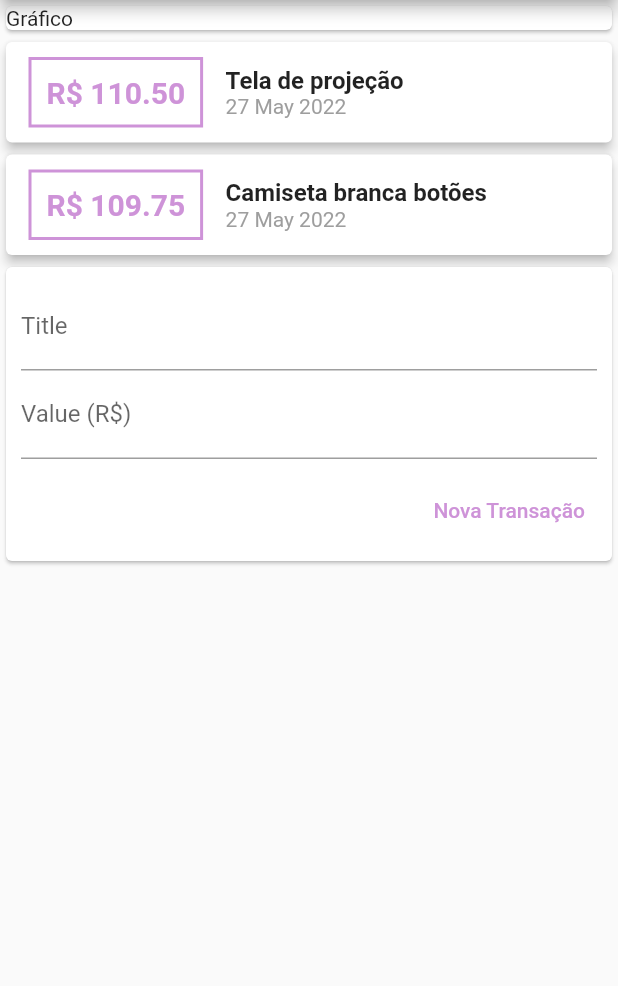
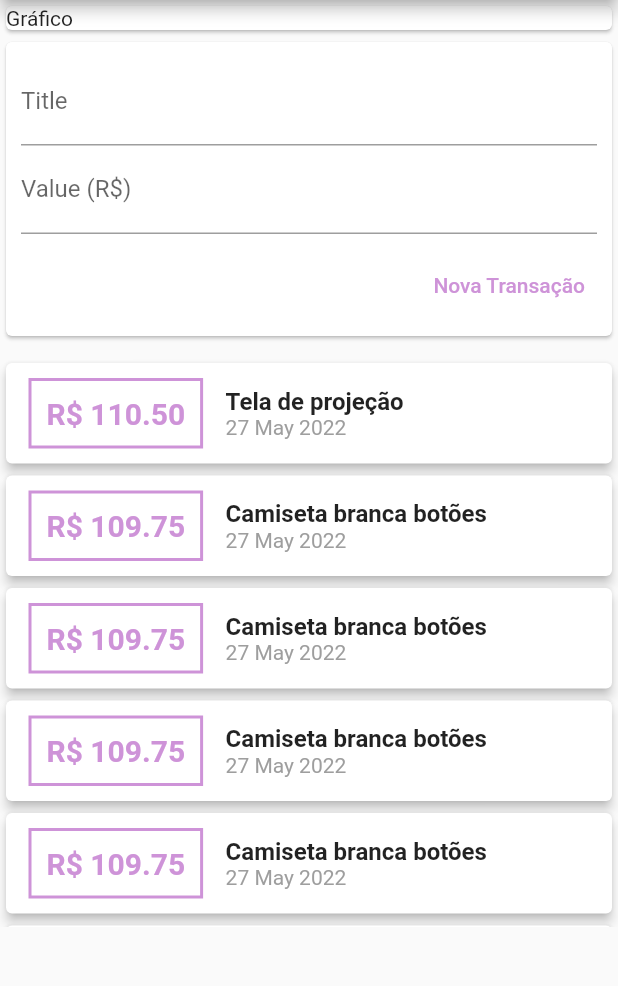
Before and after one commit to AllanCicceri/ExpensesApp, a Flutter app: the screen it shows after launch, on a phone screen of 412 x 824 dp, the part 84-1070 px from its top. Run offline on Flutter 3.47's test engine with Material 2 defaults, Android fonts, the phone set to English and light mode, and no system bars.

```diff
--- a/lib/components/transaction_form.dart
+++ b/lib/components/transaction_form.dart
@@ -33,7 +33,6 @@ class TransactionForm extends StatelessWidget {
                         foregroundColor:
                             MaterialStateProperty.all(Colors.purple.shade200)),
                     onPressed: () {
-                      print("test");
                       final title = titleController.text;
                       final value =
                           double.tryParse(valueController.text) ?? 0.0;
--- a/lib/components/transaction_list.dart
+++ b/lib/components/transaction_list.dart
@@ -9,14 +9,19 @@ class TransactionList extends StatelessWidget {
 
   @override
   Widget build(BuildContext context) {
-    return Column(
+    return Container(
+      height: 400,
+      padding: EdgeInsets.symmetric(vertical: 10),
+      child: SingleChildScrollView(
+        child: Column(
           children: [
             ...transactions.map((e) => Card(
                   elevation: 3,
                   child: Row(
                     children: [
                       Container(
-                    margin: EdgeInsets.symmetric(horizontal: 15, vertical: 10),
+                        margin:
+                            EdgeInsets.symmetric(horizontal: 15, vertical: 10),
                         decoration: BoxDecoration(
                             border: Border.all(
                                 color: Colors.purple.shade200, width: 2)),
@@ -52,6 +57,8 @@ class TransactionList extends StatelessWidget {
                   ),
                 ))
           ],
+        ),
+      ),
     );
   }
 }
--- a/lib/components/transaction_user.dart
+++ b/lib/components/transaction_user.dart
@@ -23,6 +23,36 @@ class _TransactionUserState extends State<TransactionUser> {
         title: 'Camiseta branca botões',
         value: 109.75,
         date: DateTime.now()),
+    Transaction(
+        id: 't2',
+        title: 'Camiseta branca botões',
+        value: 109.75,
+        date: DateTime.now()),
+    Transaction(
+        id: 't2',
+        title: 'Camiseta branca botões',
+        value: 109.75,
+        date: DateTime.now()),
+    Transaction(
+        id: 't2',
+        title: 'Camiseta branca botões',
+        value: 109.75,
+        date: DateTime.now()),
+    Transaction(
+        id: 't2',
+        title: 'Camiseta branca botões',
+        value: 109.75,
+        date: DateTime.now()),
+    Transaction(
+        id: 't2',
+        title: 'Camiseta branca botões',
+        value: 109.75,
+        date: DateTime.now()),
+    Transaction(
+        id: 't2',
+        title: 'Camiseta branca botões',
+        value: 109.75,
+        date: DateTime.now()),
   ];
 
   _addTransaction(String title, double value) {
@@ -42,8 +72,8 @@ class _TransactionUserState extends State<TransactionUser> {
   Widget build(BuildContext context) {
     return Column(
       children: [
+        TransactionForm(_addTransaction),
         TransactionList(_transactions),
-        TransactionForm(_addTransaction),
       ],
     );
   }
--- a/lib/main.dart
+++ b/lib/main.dart
@@ -23,11 +23,14 @@ class HomePage extends StatelessWidget {
         appBar: AppBar(
           title: Text('ExpensesApp'),
         ),
-        body: Column(crossAxisAlignment: CrossAxisAlignment.stretch, children: [
-          Card(
-            child: Text('Gráfico'),
-          ),
-          TransactionUser(),
-        ]));
+        body: SingleChildScrollView(
+          child:
+              Column(crossAxisAlignment: CrossAxisAlignment.stretch, children: [
+            Card(
+              child: Text('Gráfico'),
+            ),
+            TransactionUser(),
+          ]),
+        ));
   }
 }
```
Lines whose indentation alone changed are shown as unchanged.
